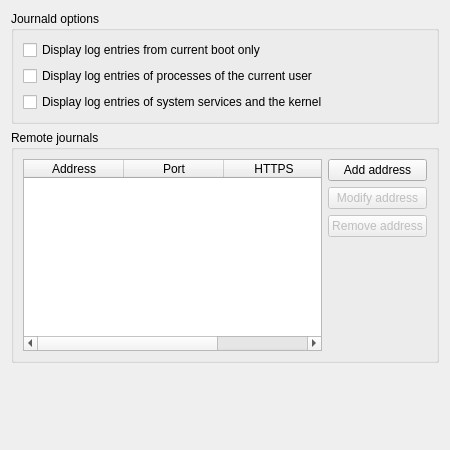
Qt form src/modes/journald/journaldConfigurationWidget.ui (KDE/ksystemlog) before a commit.
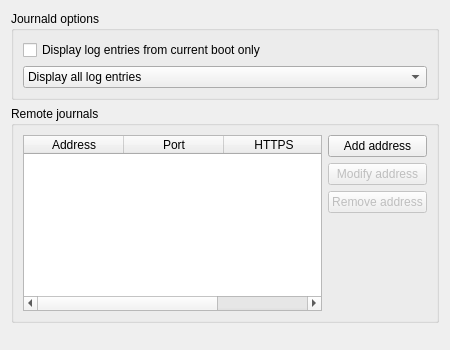
The same form after that commit.

Commit message: Make journald option dialog more usable.

What changed in the file:
```diff
--- a/src/modes/journald/journaldConfigurationWidget.ui
+++ b/src/modes/journald/journaldConfigurationWidget.ui
@@ -7,7 +7,7 @@
     <x>0</x>
     <y>0</y>
     <width>450</width>
-    <height>450</height>
+    <height>350</height>
    </rect>
   </property>
   <layout class="QVBoxLayout" name="verticalLayout">
@@ -17,13 +17,6 @@
       <string>Journald options</string>
      </property>
      <layout class="QGridLayout">
-      <item row="1" column="0">
-       <widget class="QCheckBox" name="currentUserEntries">
-        <property name="text">
-         <string>Display log entries of processes of the current user</string>
-        </property>
-       </widget>
-      </item>
       <item row="0" column="0">
        <widget class="QCheckBox" name="lastBootOnly">
         <property name="text">
@@ -31,11 +24,23 @@
         </property>
        </widget>
       </item>
-      <item row="2" column="0">
-       <widget class="QCheckBox" name="systemEntries">
-        <property name="text">
-         <string>Display log entries of system services and the kernel</string>
-        </property>
+      <item row="1" column="0">
+       <widget class="QComboBox" name="entriesTypeComboBox">
+        <item>
+         <property name="text">
+          <string>Display all log entries</string>
+         </property>
+        </item>
+        <item>
+         <property name="text">
+          <string>Display log entries of processes of the current user</string>
+         </property>
+        </item>
+        <item>
+         <property name="text">
+          <string>Display log entries of system services and the kernel</string>
+         </property>
+        </item>
        </widget>
       </item>
      </layout>
```
The commit also changes 4 other files.
